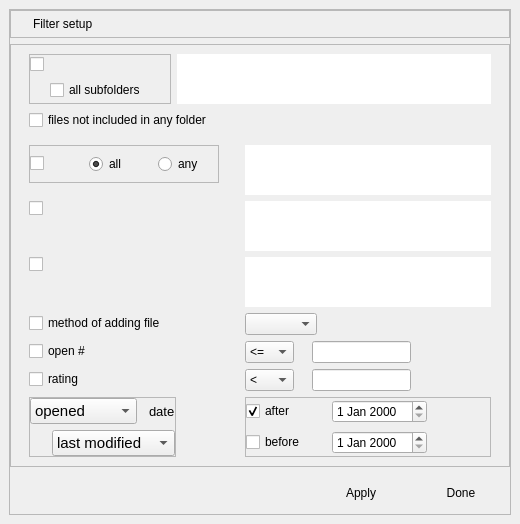
Old version of the form src/widgets/set_filter.ui in the repository Michal-D4/fileo.
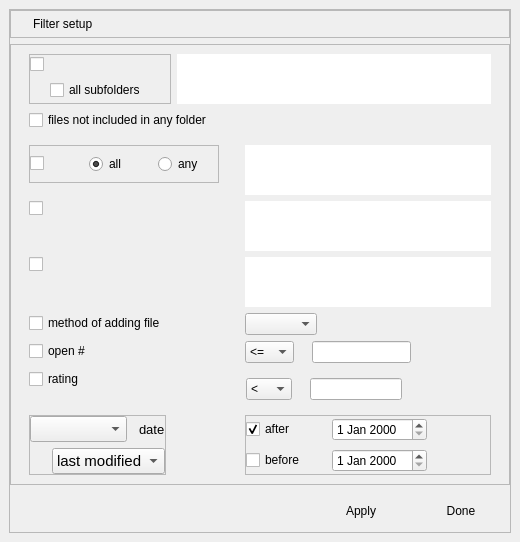
New version of the form.

The edit to the form file:
```diff
--- a/src/widgets/set_filter.ui
+++ b/src/widgets/set_filter.ui
@@ -477,71 +477,6 @@
              </property>
             </widget>
            </item>
-           <item row="5" column="1">
-            <layout class="QHBoxLayout" name="HLayoutRating" stretch="1,0,2,1">
-             <property name="leftMargin">
-              <number>0</number>
-             </property>
-             <item>
-              <widget class="QComboBox" name="rating_cond">
-               <item>
-                <property name="text">
-                 <string>&lt;</string>
-                </property>
-               </item>
-               <item>
-                <property name="text">
-                 <string>=</string>
-                </property>
-               </item>
-               <item>
-                <property name="text">
-                 <string>&gt;</string>
-                </property>
-               </item>
-              </widget>
-             </item>
-             <item>
-              <spacer name="horizontalSpacer_8">
-               <property name="orientation">
-                <enum>Qt::Horizontal</enum>
-               </property>
-               <property name="sizeType">
-                <enum>QSizePolicy::Fixed</enum>
-               </property>
-               <property name="sizeHint" stdset="0">
-                <size>
-                 <width>12</width>
-                 <height>20</height>
-                </size>
-               </property>
-              </spacer>
-             </item>
-             <item>
-              <widget class="QLineEdit" name="rating_edit">
-               <property name="alignment">
-                <set>Qt::AlignCenter</set>
-               </property>
-              </widget>
-             </item>
-             <item>
-              <spacer name="horizontalSpacer_3">
-               <property name="orientation">
-                <enum>Qt::Horizontal</enum>
-               </property>
-               <property name="sizeType">
-                <enum>QSizePolicy::Fixed</enum>
-               </property>
-               <property name="sizeHint" stdset="0">
-                <size>
-                 <width>80</width>
-                 <height>20</height>
-                </size>
-               </property>
-              </spacer>
-             </item>
-            </layout>
-           </item>
            <item row="6" column="0">
             <widget class="QFrame" name="date_type_frame">
              <property name="sizePolicy">
@@ -590,31 +525,6 @@
                     <pointsize>11</pointsize>
                    </font>
                   </property>
-                  <item>
-                   <property name="text">
-                    <string>opened</string>
-                   </property>
-                  </item>
-                  <item>
-                   <property name="text">
-                    <string>modified</string>
-                   </property>
-                  </item>
-                  <item>
-                   <property name="text">
-                    <string>added</string>
-                   </property>
-                  </item>
-                  <item>
-                   <property name="text">
-                    <string>published    </string>
-                   </property>
-                  </item>
-                  <item>
-                   <property name="text">
-                    <string>note_date</string>
-                   </property>
-                  </item>
                  </widget>
                 </item>
                 <item>
@@ -661,7 +571,7 @@
                   </property>
                   <item>
                    <property name="text">
-                    <string>last modified    </string>
+                    <string>last modified</string>
                    </property>
                   </item>
                   <item>
@@ -784,7 +694,73 @@
             </widget>
            </item>
            <item row="3" column="1">
-            <widget class="QComboBox" name="how_added">
+            <widget class="QComboBox" name="how_added"/>
+           </item>
+           <item row="5" column="1">
+            <widget class="QFrame" name="rating_frame">
+             <layout class="QHBoxLayout" name="HLayoutRating" stretch="1,0,2,1">
+              <property name="leftMargin">
+               <number>1</number>
+              </property>
+              <item>
+               <widget class="QComboBox" name="rating_cond">
+                <item>
+                 <property name="text">
+                  <string>&lt;</string>
+                 </property>
+                </item>
+                <item>
+                 <property name="text">
+                  <string>=</string>
+                 </property>
+                </item>
+                <item>
+                 <property name="text">
+                  <string>&gt;</string>
+                 </property>
+                </item>
+               </widget>
+              </item>
+              <item>
+               <spacer name="horizontalSpacer_8">
+                <property name="orientation">
+                 <enum>Qt::Horizontal</enum>
+                </property>
+                <property name="sizeType">
+                 <enum>QSizePolicy::Fixed</enum>
+                </property>
+                <property name="sizeHint" stdset="0">
+                 <size>
+                  <width>12</width>
+                  <height>20</height>
+                 </size>
+                </property>
+               </spacer>
+              </item>
+              <item>
+               <widget class="QLineEdit" name="rating_edit">
+                <property name="alignment">
+                 <set>Qt::AlignCenter</set>
+                </property>
+               </widget>
+              </item>
+              <item>
+               <spacer name="horizontalSpacer_3">
+                <property name="orientation">
+                 <enum>Qt::Horizontal</enum>
+                </property>
+                <property name="sizeType">
+                 <enum>QSizePolicy::Fixed</enum>
+                </property>
+                <property name="sizeHint" stdset="0">
+                 <size>
+                  <width>80</width>
+                  <height>20</height>
+                 </size>
+                </property>
+               </spacer>
+              </item>
+             </layout>
             </widget>
            </item>
           </layout>
```
